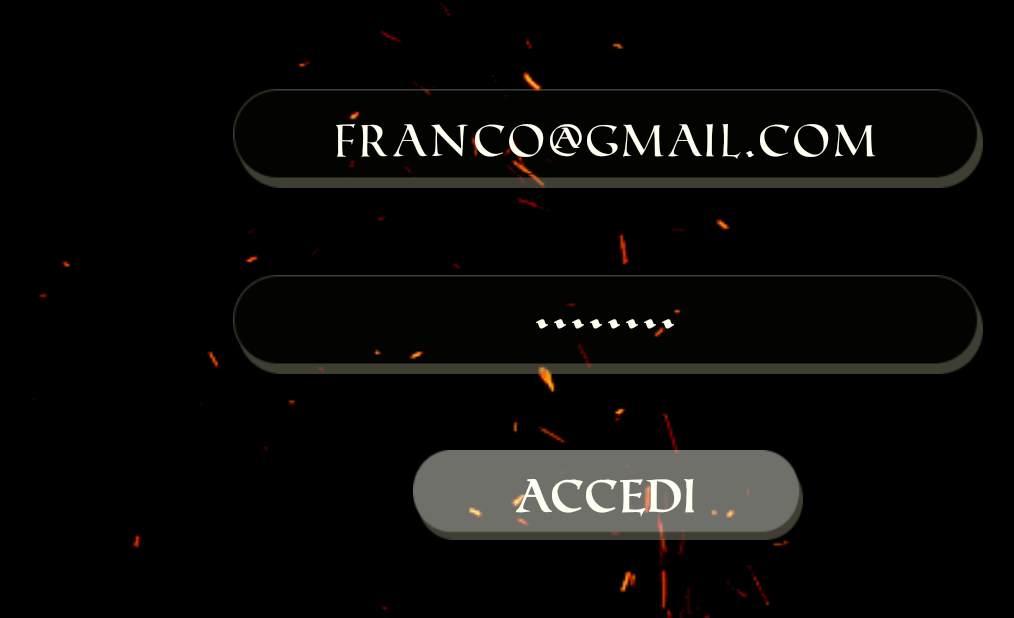
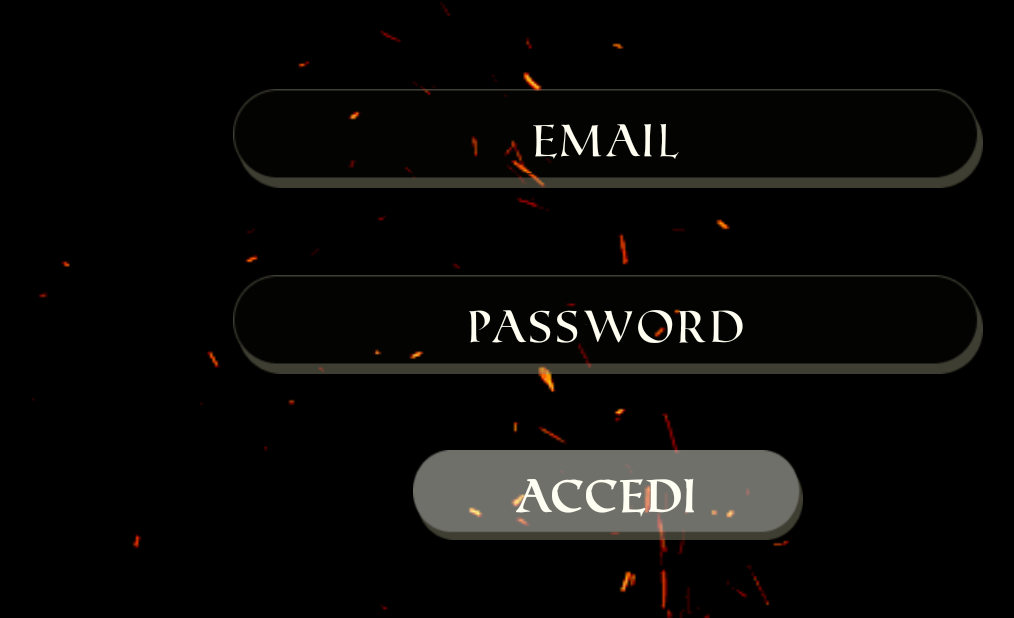
Before and after one commit to felix9987/Fidw4r, an Android app: the screen it shows after launch (MainActivity), after a tap on an icon or button, on a phone screen of 824 x 412 dp (held sideways). Shown: the whole screen, without its empty margins (10-1024 px from the left). Run offline under Robolectric (Android 15) with nearby library versions, the light colour scheme and no system bars; our stand-ins replace Firebase (no records; nobody signed in at launch, a user with empty details on screens opened directly).

Commit message:
questo è veramente il progetto finale

```diff
--- a/app/src/main/res/layout/fragment_login.xml
+++ b/app/src/main/res/layout/fragment_login.xml
@@ -21,7 +21,6 @@
             android:hint="@string/email"
             android:textColorHint="@color/franco"
             android:textColor="@color/franco"
-            android:text="franco@gmail.com"
             android:fontFamily="@font/romans"
             android:textSize="30sp"
 
@@ -52,7 +51,6 @@
             android:textColorHint="@color/franco"
             android:textColor="@color/franco"
             android:inputType="textPassword"
-            android:text="12345678"
             android:fontFamily="@font/romans"
             android:textSize="30sp"
 
```
